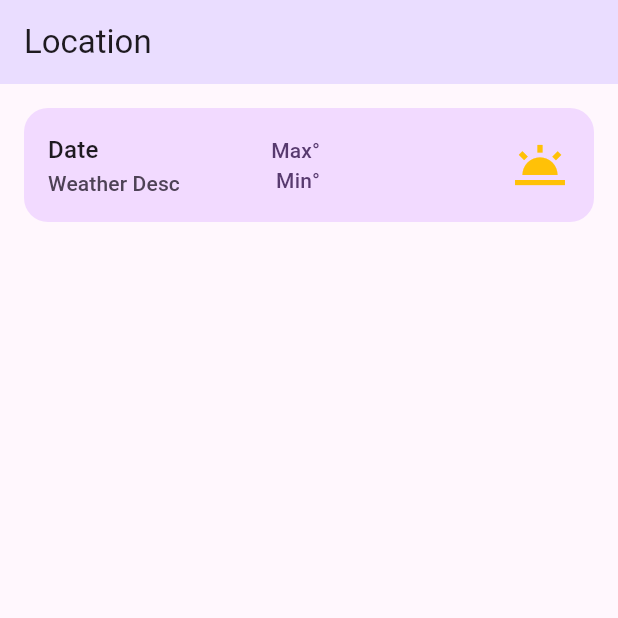
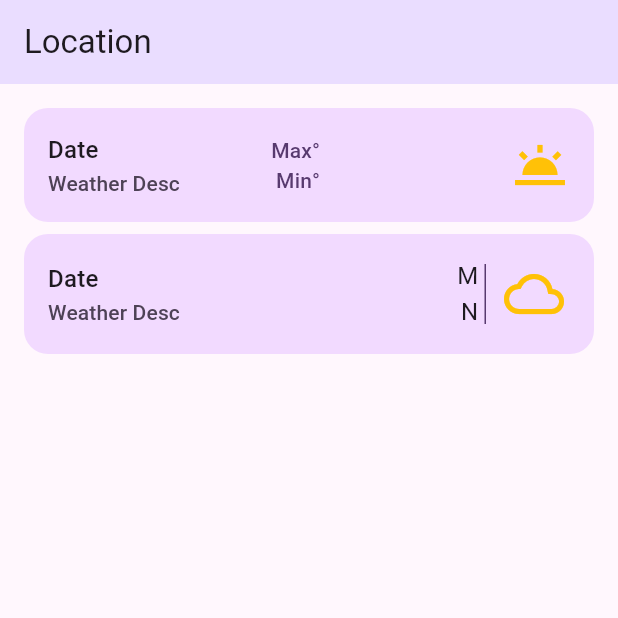
Before and after one commit to mihaiserban202/serum_weather, a Flutter app: the screen it shows after launch, on a phone screen of 412 x 824 dp, the top half of it. Run offline on Flutter 3.47's test engine with Material 3 defaults, Android fonts, the phone set to English and light mode, and no system bars; our stand-ins replace google_fonts.

Commit message:
Fixing ui for the super container and constants to be normalized

```diff
--- /dev/null
+++ b/lib/constants.dart
@@ -0,0 +1,4 @@
+
+const double defaultBorder = 16;
+const double defaultPadding = 16;
+const double defaultIconSize = 48;
--- a/lib/main.dart
+++ b/lib/main.dart
@@ -1,9 +1,10 @@
 import 'package:flutter/material.dart';
+import 'constants.dart';
 import 'util.dart';
 import 'theme.dart';
 
 void main() {
-  runApp(const MyApp());
+  runApp(MyApp());
 }
 
 class MyApp extends StatelessWidget {
@@ -34,7 +35,6 @@ class MyApp extends StatelessWidget {
 
 class DaysPage extends StatefulWidget {
   const DaysPage({super.key});
-
   @override
   State<DaysPage> createState() => _DaysPageState();
 }
@@ -112,6 +112,66 @@ class _DaysPageState extends State<DaysPage> {
               ],
             ),
           ),
+          Container(
+            padding: const EdgeInsets.all(defaultBorder),
+            margin: EdgeInsets.symmetric(horizontal: 0, vertical: defaultBorder/2),
+            decoration: BoxDecoration(
+              color: Theme.of(context).colorScheme.primaryContainer,
+              borderRadius: BorderRadius.circular(defaultBorder),
+            ),
+            child: Row(
+              crossAxisAlignment: CrossAxisAlignment.center,
+              children: [
+                Expanded(
+                  child: Column(
+                    crossAxisAlignment: CrossAxisAlignment.start,
+                    children: [
+                      Text(
+                        "Date",
+                        style: Theme.of(context).textTheme.titleMedium,
+                      ),
+                      Text(
+                        "Weather Desc",
+                        style: Theme.of(context).textTheme.labelLarge?.copyWith(
+                          color:
+                          Theme.of(context).colorScheme.onSecondaryContainer,
+                        ),
+                      ),
+                    ],
+                  ),
+                ),
+                Column(
+                  crossAxisAlignment: CrossAxisAlignment.end,
+                  children: [
+                    Text(
+                      'M',
+                      style: Theme.of(context).textTheme.bodyLarge,
+                    ),
+                    Text(
+                      'N',
+                      style: Theme.of(context).textTheme.bodyLarge,
+                    ),
+                  ],
+                ),
+                const SizedBox(width: 4),
+                Container(
+                  width: 1,
+                  height: 40,
+                  color: Theme.of(context).colorScheme.onPrimaryContainer,
+                ),
+                const SizedBox(width: 8),
+                Container(
+                  width: defaultIconSize,
+                  height: defaultIconSize,
+                  child: Icon(
+                    Icons.wb_cloudy_outlined,
+                    size: 40,
+                    color: Colors.amber,
+                  ),
+                ),
+              ],
+            ),
+          ),
         ],
       ),
     );
--- a/lib/theme.dart
+++ b/lib/theme.dart
@@ -344,10 +344,9 @@ class MaterialTheme {
       bodyColor: colorScheme.onSurface,
       displayColor: colorScheme.onSurface,
     ),
-    scaffoldBackgroundColor: colorScheme.background,
+    scaffoldBackgroundColor: colorScheme.surface,
     canvasColor: colorScheme.surface,
   );
-
 
   List<ExtendedColor> get extendedColors => [
   ];
--- a/lib/util.dart
+++ b/lib/util.dart
@@ -5,8 +5,7 @@ TextTheme createTextTheme(
     BuildContext context, String bodyFontString, String displayFontString) {
   TextTheme baseTextTheme = Theme.of(context).textTheme;
   TextTheme bodyTextTheme = GoogleFonts.getTextTheme(bodyFontString, baseTextTheme);
-  TextTheme displayTextTheme =
-  GoogleFonts.getTextTheme(displayFontString, baseTextTheme);
+  TextTheme displayTextTheme = GoogleFonts.getTextTheme(displayFontString, baseTextTheme);
   TextTheme textTheme = displayTextTheme.copyWith(
     bodyLarge: bodyTextTheme.bodyLarge,
     bodyMedium: bodyTextTheme.bodyMedium,
```
